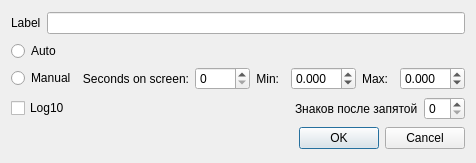
This is lib/kb4/ui/rtplotwithlegend/axisconfig.ui in koshi8bit/lib as Qt 5 draws it before an edit. The edited form follows.
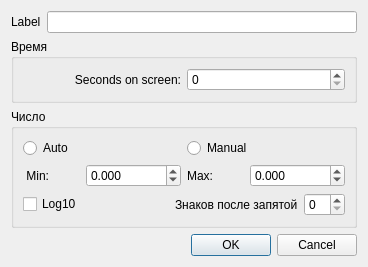
This is the edited form. Custom widgets are drawn as their Qt base class.

The edit to the form file:
```diff
--- a/lib/kb4/ui/rtplotwithlegend/axisconfig.ui
+++ b/lib/kb4/ui/rtplotwithlegend/axisconfig.ui
@@ -6,8 +6,8 @@
    <rect>
     <x>0</x>
     <y>0</y>
-    <width>450</width>
-    <height>163</height>
+    <width>368</width>
+    <height>244</height>
    </rect>
   </property>
   <property name="windowTitle">
@@ -31,21 +31,11 @@
    <item>
     <layout class="QVBoxLayout" name="verticalLayout">
      <item>
-      <widget class="QRadioButton" name="radioButtonAuto">
-       <property name="text">
-        <string>Auto</string>
+      <widget class="QGroupBox" name="groupBoxTime">
+       <property name="title">
+        <string>Время</string>
        </property>
-      </widget>
-     </item>
-     <item>
-      <layout class="QHBoxLayout" name="horizontalLayout_2">
-       <item>
-        <widget class="QRadioButton" name="radioButtonManual">
-         <property name="text">
-          <string>Manual</string>
-         </property>
-        </widget>
-       </item>
+       <layout class="QHBoxLayout" name="horizontalLayout_5">
        <item>
         <widget class="QLabel" name="labelSecOnScreen">
          <property name="text">
@@ -69,6 +59,35 @@
          </property>
         </widget>
        </item>
+       </layout>
+      </widget>
+     </item>
+     <item>
+      <widget class="QGroupBox" name="groupBoxNumeric">
+       <property name="title">
+        <string>Число</string>
+       </property>
+       <layout class="QVBoxLayout" name="verticalLayout_3">
+        <item>
+         <layout class="QHBoxLayout" name="horizontalLayout_2">
+          <item>
+           <widget class="QRadioButton" name="radioButtonAuto">
+            <property name="text">
+             <string>Auto</string>
+            </property>
+           </widget>
+          </item>
+          <item>
+           <widget class="QRadioButton" name="radioButtonManual">
+            <property name="text">
+             <string>Manual</string>
+            </property>
+           </widget>
+          </item>
+         </layout>
+        </item>
+        <item>
+         <layout class="QHBoxLayout" name="horizontalLayout_4">
        <item>
         <widget class="QLabel" name="labelMin">
          <property name="text">
@@ -135,8 +154,6 @@
        </item>
       </layout>
      </item>
-    </layout>
-   </item>
    <item>
     <layout class="QHBoxLayout" name="horizontalLayout_3">
      <item>
@@ -168,6 +185,11 @@
      </item>
      <item>
       <widget class="QSpinBox" name="spinBoxNumberPrecision"/>
+          </item>
+         </layout>
+        </item>
+       </layout>
+      </widget>
      </item>
     </layout>
    </item>
```
Lines whose indentation alone changed are shown as unchanged.
